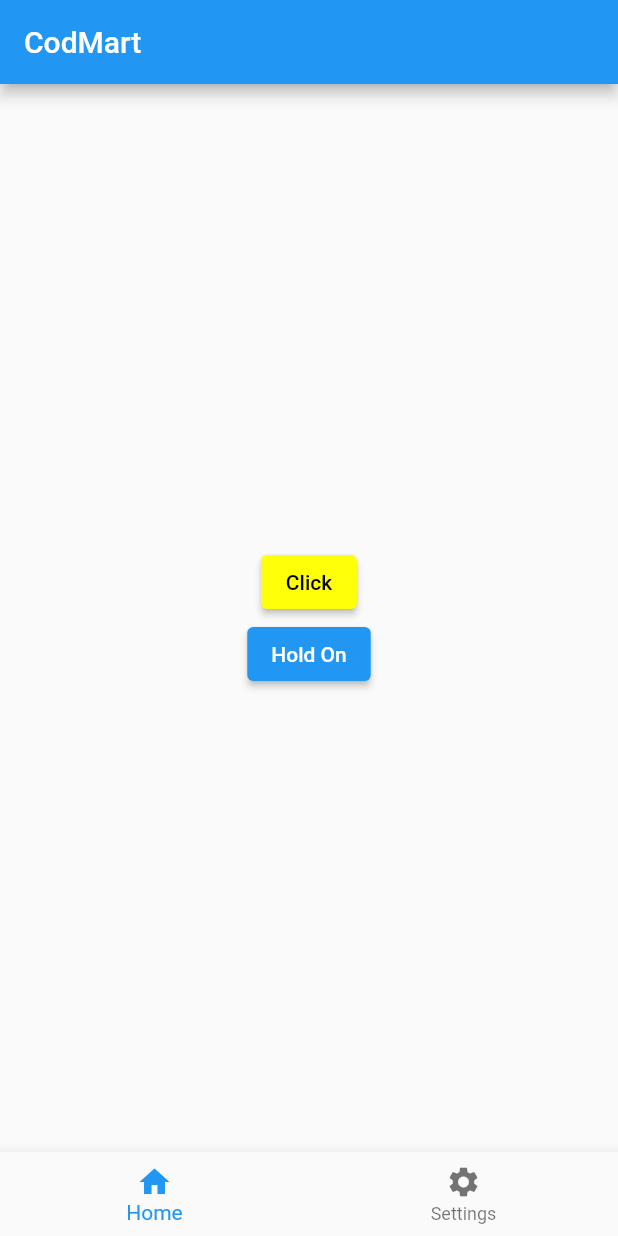
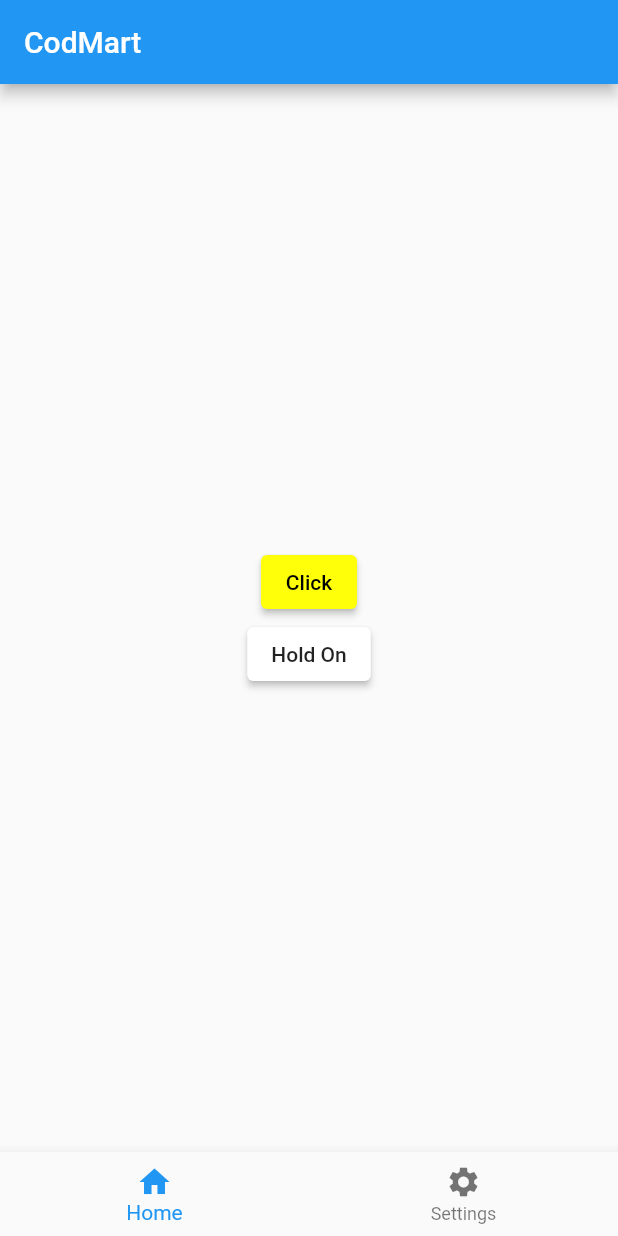
Before and after one commit to Hasitha-Lakshan404/Flutter_Basic, a Flutter app: the screen it shows after launch, on a phone screen of 412 x 824 dp. Run offline on Flutter 3.47's test engine with Material 2 defaults, Android fonts, the phone set to English and light mode, and no system bars.

Commit message:
Styled Button 02

```diff
--- a/lib/main.dart
+++ b/lib/main.dart
@@ -60,6 +60,11 @@ class _MyAppState extends State<MyApp> {
 
                 //Button 02
                 ElevatedButton(
+                  //Style Button 02
+                  style: ElevatedButton.styleFrom(
+                    primary: Colors.white,
+                    onPrimary: Colors.black87,
+                  ),
                   onPressed: () {
                     setState(() {
                       button02Name = "Exit";
```
